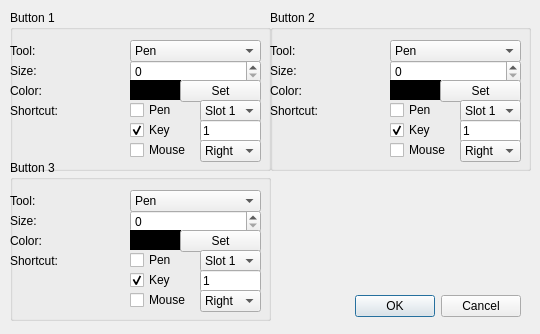
Before: the Qt Designer form settingsdialog.ui in luisaras/PaperDraw, drawn with Qt 5.
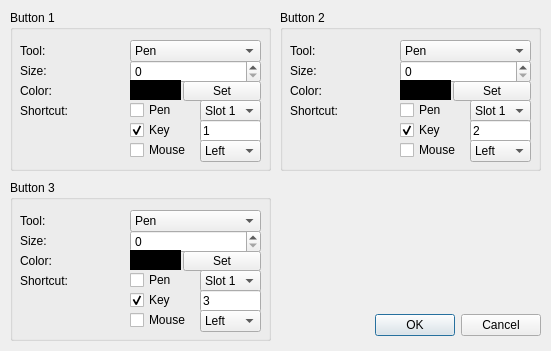
After: the same form once the commit is applied.

The edit to the form file:
```diff
--- a/settingsdialog.ui
+++ b/settingsdialog.ui
@@ -9,8 +9,8 @@
    <rect>
     <x>0</x>
     <y>0</y>
-    <width>540</width>
-    <height>334</height>
+    <width>551</width>
+    <height>351</height>
    </rect>
   </property>
   <property name="sizePolicy">
@@ -25,10 +25,10 @@
   <widget class="QDialogButtonBox" name="buttonBox">
    <property name="geometry">
     <rect>
-     <x>310</x>
-     <y>290</y>
+     <x>330</x>
+     <y>310</y>
      <width>211</width>
-     <height>32</height>
+     <height>31</height>
     </rect>
    </property>
    <property name="orientation">
@@ -53,7 +53,7 @@
    <widget class="QLabel" name="label">
     <property name="geometry">
      <rect>
-      <x>0</x>
+      <x>10</x>
       <y>30</y>
       <width>59</width>
       <height>21</height>
@@ -91,7 +91,7 @@
    <widget class="QLabel" name="label_2">
     <property name="geometry">
      <rect>
-      <x>0</x>
+      <x>10</x>
       <y>50</y>
       <width>59</width>
       <height>21</height>
@@ -114,7 +114,7 @@
    <widget class="QLabel" name="label_3">
     <property name="geometry">
      <rect>
-      <x>0</x>
+      <x>10</x>
       <y>70</y>
       <width>59</width>
       <height>21</height>
@@ -137,16 +137,16 @@
      <string notr="true">background-color: rgb(0, 0, 0);</string>
     </property>
     <property name="text">
-     <string>TextLabel</string>
+     <string/>
     </property>
    </widget>
    <widget class="QPushButton" name="setColor">
     <property name="geometry">
      <rect>
-      <x>170</x>
-      <y>70</y>
-      <width>81</width>
-      <height>22</height>
+      <x>173</x>
+      <y>71</y>
+      <width>78</width>
+      <height>20</height>
      </rect>
     </property>
     <property name="text">
@@ -156,7 +156,7 @@
    <widget class="QLabel" name="label_4">
     <property name="geometry">
      <rect>
-      <x>0</x>
+      <x>10</x>
       <y>90</y>
       <width>59</width>
       <height>21</height>
@@ -258,16 +258,6 @@
       <height>22</height>
      </rect>
     </property>
-    <item>
-     <property name="text">
-      <string>Right</string>
-     </property>
-    </item>
-    <item>
-     <property name="text">
-      <string>Middle</string>
-     </property>
-    </item>
     <item>
      <property name="text">
       <string>Left</string>
@@ -278,7 +268,7 @@
   <widget class="QGroupBox" name="groupBox_2">
    <property name="geometry">
     <rect>
-     <x>270</x>
+     <x>280</x>
      <y>10</y>
      <width>261</width>
      <height>161</height>
@@ -290,7 +280,7 @@
    <widget class="QLabel" name="label_5">
     <property name="geometry">
      <rect>
-      <x>0</x>
+      <x>10</x>
       <y>30</y>
       <width>59</width>
       <height>21</height>
@@ -328,7 +318,7 @@
    <widget class="QLabel" name="label_6">
     <property name="geometry">
      <rect>
-      <x>0</x>
+      <x>10</x>
       <y>50</y>
       <width>59</width>
       <height>21</height>
@@ -351,7 +341,7 @@
    <widget class="QLabel" name="label_7">
     <property name="geometry">
      <rect>
-      <x>0</x>
+      <x>10</x>
       <y>70</y>
       <width>59</width>
       <height>21</height>
@@ -374,16 +364,16 @@
      <string notr="true">background-color: rgb(0, 0, 0);</string>
     </property>
     <property name="text">
-     <string>TextLabel</string>
+     <string/>
     </property>
    </widget>
    <widget class="QPushButton" name="setColor_2">
     <property name="geometry">
      <rect>
-      <x>170</x>
-      <y>70</y>
-      <width>81</width>
-      <height>22</height>
+      <x>173</x>
+      <y>71</y>
+      <width>78</width>
+      <height>20</height>
      </rect>
     </property>
     <property name="text">
@@ -393,7 +383,7 @@
    <widget class="QLabel" name="label_8">
     <property name="geometry">
      <rect>
-      <x>0</x>
+      <x>10</x>
       <y>90</y>
       <width>59</width>
       <height>21</height>
@@ -438,7 +428,7 @@
      </rect>
     </property>
     <property name="text">
-     <string>1</string>
+     <string>2</string>
     </property>
    </widget>
    <widget class="QCheckBox" name="penBox_2">
@@ -495,16 +485,6 @@
       <height>22</height>
      </rect>
     </property>
-    <item>
-     <property name="text">
-      <string>Right</string>
-     </property>
-    </item>
-    <item>
-     <property name="text">
-      <string>Middle</string>
-     </property>
-    </item>
     <item>
      <property name="text">
       <string>Left</string>
@@ -516,7 +496,7 @@
    <property name="geometry">
     <rect>
      <x>10</x>
-     <y>160</y>
+     <y>180</y>
      <width>261</width>
      <height>161</height>
     </rect>
@@ -527,7 +507,7 @@
    <widget class="QLabel" name="label_9">
     <property name="geometry">
      <rect>
-      <x>0</x>
+      <x>10</x>
       <y>30</y>
       <width>59</width>
       <height>21</height>
@@ -565,7 +545,7 @@
    <widget class="QLabel" name="label_10">
     <property name="geometry">
      <rect>
-      <x>0</x>
+      <x>10</x>
       <y>50</y>
       <width>59</width>
       <height>21</height>
@@ -588,7 +568,7 @@
    <widget class="QLabel" name="label_11">
     <property name="geometry">
      <rect>
-      <x>0</x>
+      <x>10</x>
       <y>70</y>
       <width>59</width>
       <height>21</height>
@@ -611,16 +591,16 @@
      <string notr="true">background-color: rgb(0, 0, 0);</string>
     </property>
     <property name="text">
-     <string>TextLabel</string>
+     <string/>
     </property>
    </widget>
    <widget class="QPushButton" name="setColor_3">
     <property name="geometry">
      <rect>
-      <x>170</x>
-      <y>70</y>
-      <width>81</width>
-      <height>22</height>
+      <x>173</x>
+      <y>71</y>
+      <width>78</width>
+      <height>20</height>
      </rect>
     </property>
     <property name="text">
@@ -630,7 +610,7 @@
    <widget class="QLabel" name="label_12">
     <property name="geometry">
      <rect>
-      <x>0</x>
+      <x>10</x>
       <y>90</y>
       <width>59</width>
       <height>21</height>
@@ -675,7 +655,7 @@
      </rect>
     </property>
     <property name="text">
-     <string>1</string>
+     <string>3</string>
     </property>
    </widget>
    <widget class="QCheckBox" name="penBox_3">
@@ -732,16 +712,6 @@
       <height>22</height>
      </rect>
     </property>
-    <item>
-     <property name="text">
-      <string>Right</string>
-     </property>
-    </item>
-    <item>
-     <property name="text">
-      <string>Middle</string>
-     </property>
-    </item>
     <item>
      <property name="text">
       <string>Left</string>
```
Left out of the diff: 30 changed lines with no effect on the pictures.
